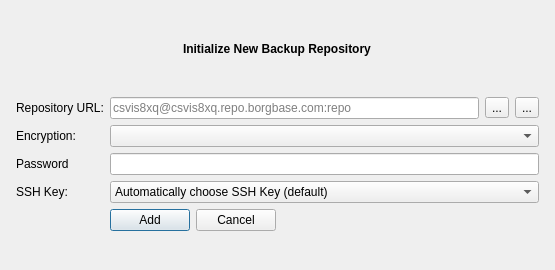
Before: the Qt Designer form src/vorta/assets/UI/repoadd.ui in borgbase/vorta, drawn with Qt 5.
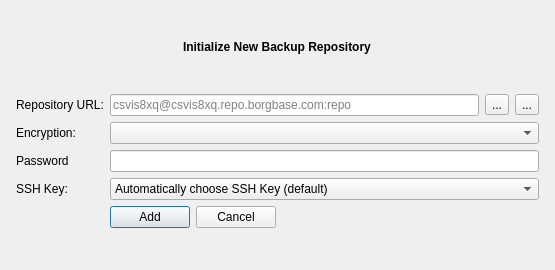
After: the same form once the commit is applied. Icons and pictures are not drawn.

Commit message: Enable word wrapping for repo/ssh-add and main window status display. Fixes #30

Diff of the .ui file:
```diff
--- a/src/vorta/assets/UI/repoadd.ui
+++ b/src/vorta/assets/UI/repoadd.ui
@@ -159,14 +159,17 @@
      </item>
      <item row="7" column="1">
       <widget class="QLabel" name="errorText">
+       <property name="minimumSize">
+        <size>
+         <width>0</width>
+         <height>20</height>
+        </size>
+       </property>
        <property name="font">
         <font>
          <pointsize>11</pointsize>
         </font>
        </property>
-       <property name="text">
-        <string/>
-       </property>
        <property name="textFormat">
         <enum>Qt::PlainText</enum>
        </property>
@@ -174,7 +177,7 @@
         <set>Qt::AlignLeading|Qt::AlignLeft|Qt::AlignTop</set>
        </property>
        <property name="wordWrap">
-        <bool>false</bool>
+        <bool>true</bool>
        </property>
       </widget>
      </item>
```
Left out of the diff: 4 changed lines with no effect on the pictures. The commit also changes 3 other files.
